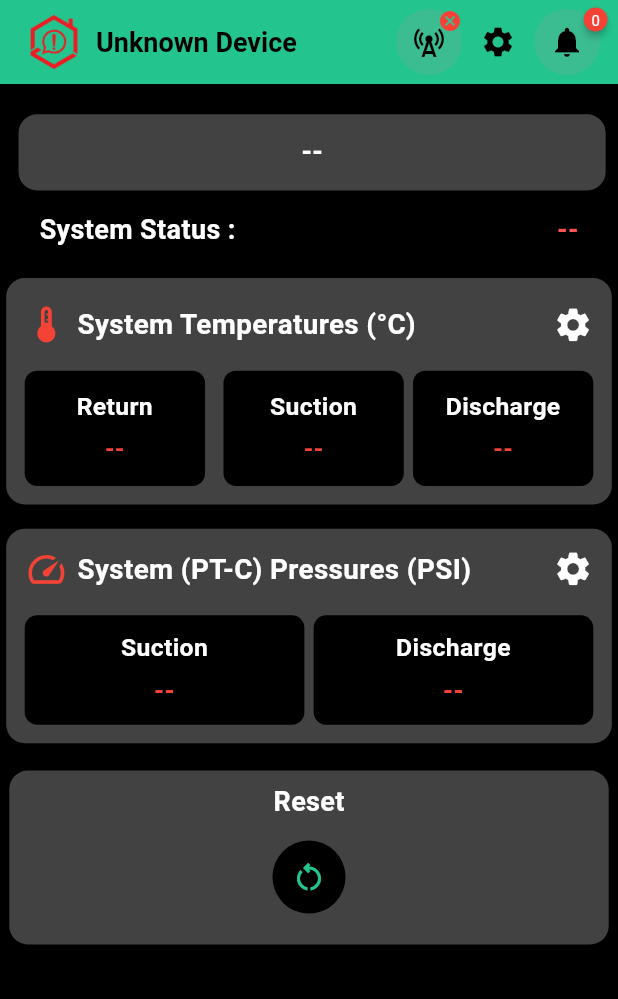
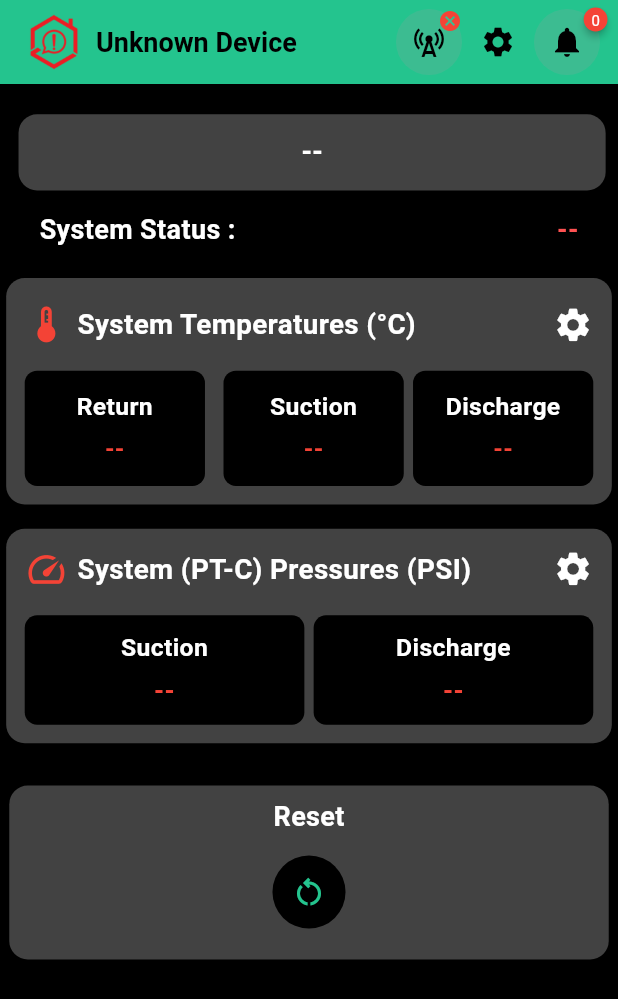
Before and after one commit to CodeWithAmmar1/bita-backup, a Flutter app: the Dashboardam1 screen opened directly, on a phone screen of 412 x 824 dp. Shown: the top 999 px of the screen. Run offline on Flutter 3.47's test engine with Material 3 defaults, Android fonts, the phone set to English and light mode, and no system bars; drawn by our look-alikes of badges; our stand-ins replace animated_toggle_switch, awesome_notifications, cloud_firestore, country_picker, firebase_auth, firebase_core and 7 more; missing offline and left inert: flutter_flip_card, gauge_indicator, load_switch, mobile_scanner, mqtt_client, wifi_iot; accounts and stored records are empty; Roboto replaces fonts that are missing (Roboto-Regular).

Commit message:
Update am1 and am2

```diff
--- a/lib/Views/am_1/dashboard_view.dart
+++ b/lib/Views/am_1/dashboard_view.dart
@@ -355,11 +355,11 @@ class _DashboardState extends State<Dashboardam1> {
                         return const SizedBox.shrink();
                       }
                     }),
+                    const SizedBox(height: 10),
                     ResetToggle(
                         resetload: _mqttController.am1Resetload,
                         title: 'Reset'.tr,
-                      onTap:
-                         () async {
+                        onTap: () async {
                           _mqttController.am1Resetload.value = true;
                           _mqttController.am1ResetValues.value = 1;
                           _mqttController.buildJsonPayloadAm1Sensor();
@@ -369,8 +369,8 @@ class _DashboardState extends State<Dashboardam1> {
                             _mqttController.isUserInteracting.value = false;
                           });
                           log("DM Reset Pressed${_mqttController.am1ResetValues.value}");
-                   return true;}
-                    )
+                          return true;
+                        })
                   ],
                 ),
               ),
@@ -621,7 +621,8 @@ class ResetToggle extends StatefulWidget {
   const ResetToggle({
     super.key,
     required this.onTap,
-    required this.title, required this.resetload,
+    required this.title,
+    required this.resetload,
   });
 
   @override
@@ -655,7 +656,6 @@ class _ResetToggleState extends State<ResetToggle> {
                   color: Get.isDarkMode ? Colors.white : Colors.black,
                 ),
               ),
-
               Container(
                 padding: EdgeInsets.symmetric(
                   vertical: Get.height * 0.03,
@@ -670,7 +670,6 @@ class _ResetToggleState extends State<ResetToggle> {
                 child: Obx(
                   () => GestureDetector(
                     onTap: widget.onTap,
-
                     child: widget.resetload.value
                         ? const SizedBox(
                             width: 24,
@@ -680,11 +679,11 @@ class _ResetToggleState extends State<ResetToggle> {
                               color: Color(0xFF24C48E),
                             ),
                           )
-                        : const Icon(
-                            Icons.restart_alt_outlined,
+                        : const Icon(Icons.restart_alt_outlined,
                             size:
                                 24, // Adjust the size as needed to match your layout
-                            color: Color(0xFF24C48E)// Optional: Add a color for your icon
+                            color: Color(
+                                0xFF24C48E) // Optional: Add a color for your icon
                             ),
                   ),
                 ),
```
Lines whose indentation alone changed are shown as unchanged.
